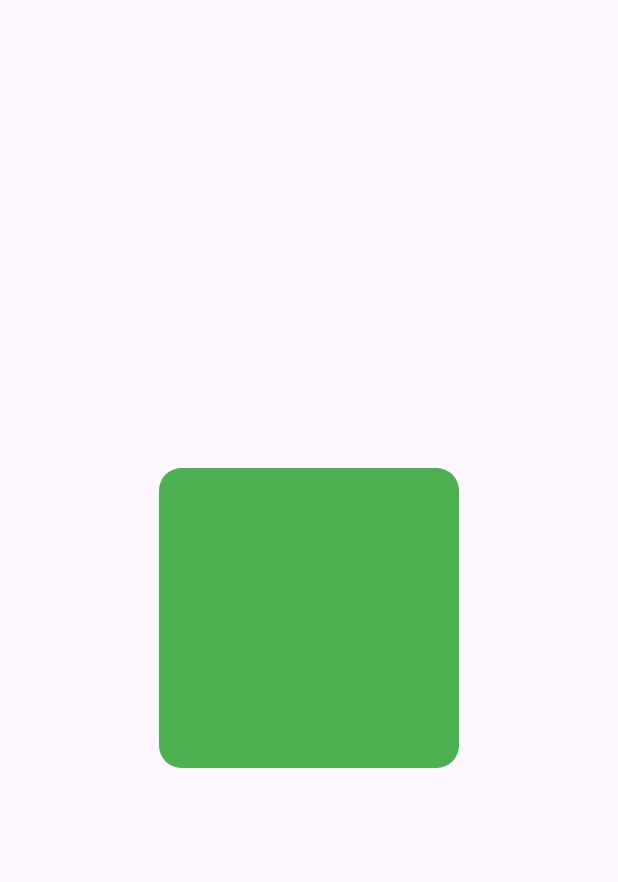
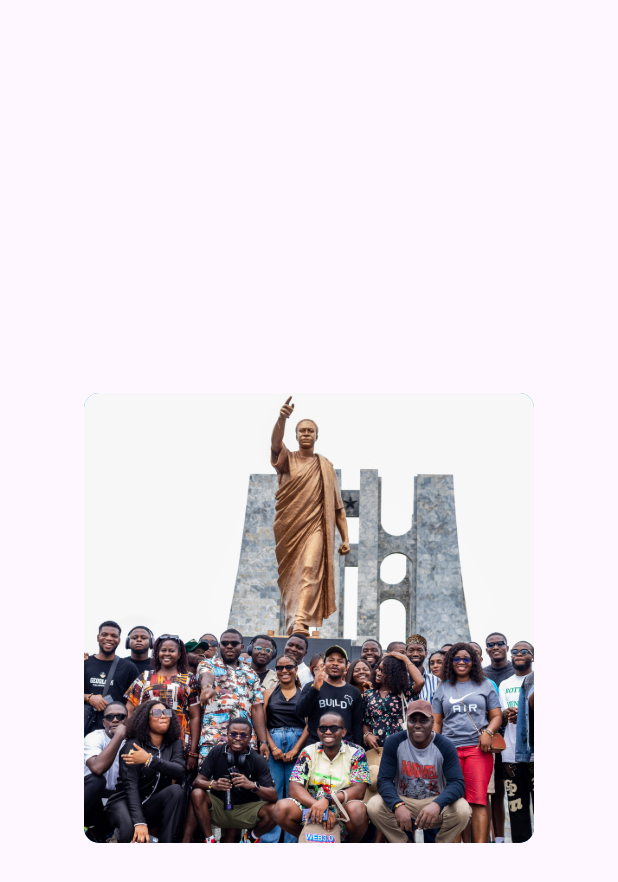
Before and after one commit to Mindsetter/flutter_widgets, a Flutter app: the screen it shows after launch, on a phone screen of 412 x 824 dp. Shown: the top 882 px of the screen. Run offline on Flutter 3.47's test engine with Material 3 defaults, Android fonts, the phone set to English and light mode, and no system bars.

Commit message:
asset image

```diff
--- a/lib/main.dart
+++ b/lib/main.dart
@@ -1,5 +1,5 @@
 import 'package:flutter/material.dart';
-import 'package:flutter_widgets/widget/clip_r_rect.dart';
+import 'package:flutter_widgets/widget/image_asset.dart';
 
 void main() {
   runApp(const MyApp());
@@ -14,7 +14,7 @@ class MyApp extends StatelessWidget {
     return const MaterialApp(
       debugShowCheckedModeBanner: false,
       title: 'Widget Day',
-      home: CusRoundCorner(),
+      home: ImageAsset(),
     );
   }
 }
--- /dev/null
+++ b/lib/widget/image_asset.dart
@@ -0,0 +1,25 @@
+import 'package:flutter/material.dart';
+
+class ImageAsset extends StatelessWidget {
+  const ImageAsset({super.key});
+
+  @override
+  Widget build(BuildContext context) {
+    return Scaffold(
+      body: Center(
+        child: ClipRRect(
+          borderRadius: BorderRadius.circular(10),
+          child: Container(
+            width: 300,
+            height: 300,
+            color: Colors.blue,
+            child: Image.asset(
+              'images/mu.jpg',
+              fit: BoxFit.cover,
+            ),
+          ),
+        ),
+      ),
+    );
+  }
+}
```
Also changed, not shown: pubspec.yaml (+4 -6 lines), images/mu.jpg (added).
